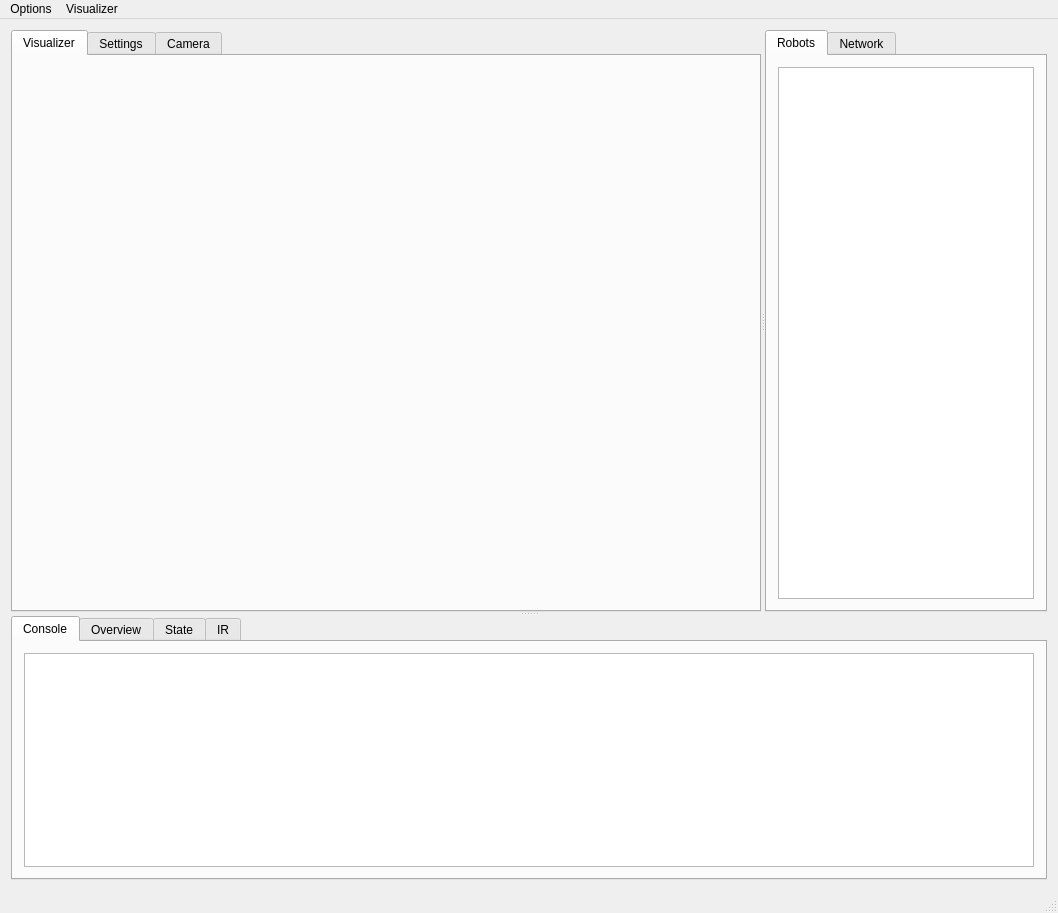
Old version of the form mainwindow.ui in the repository yorkrobotlab/ardebug.
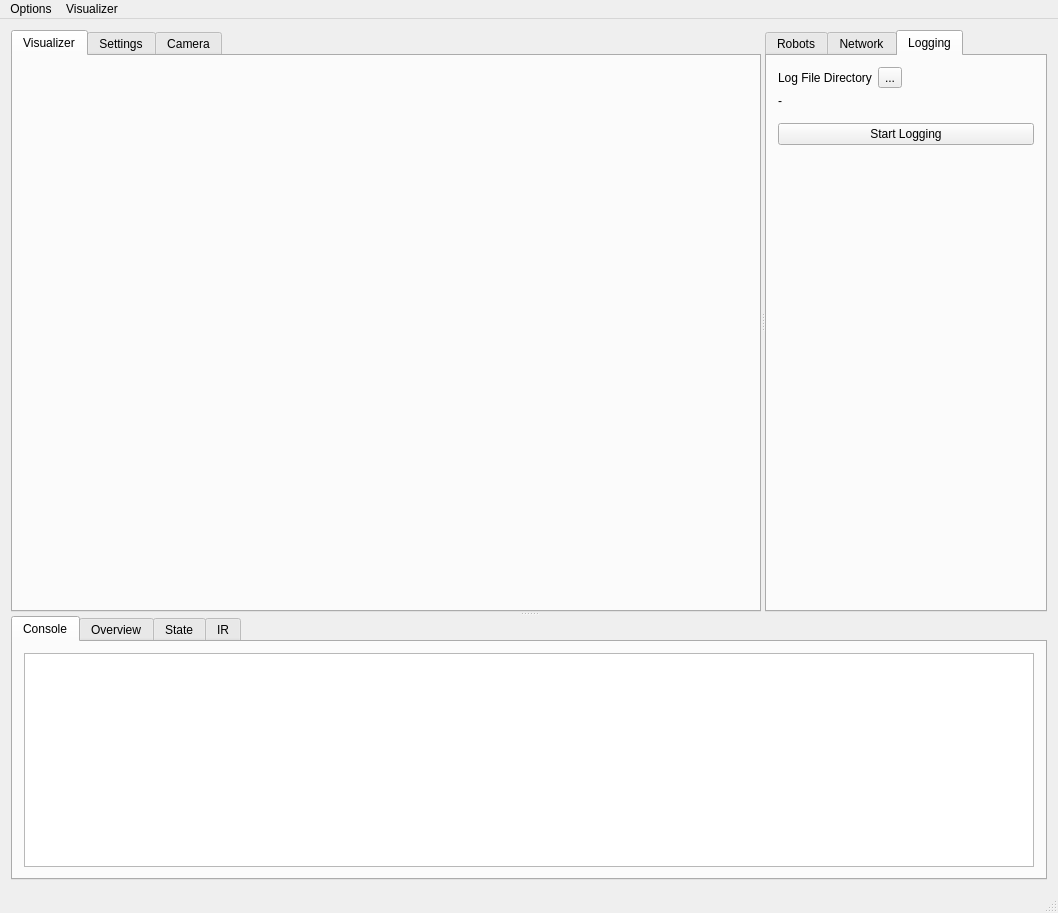
New version of the form. The open tabs and pages were chosen to show the change.

Commit message: Started adding logging #5

```diff
--- a/mainwindow.ui
+++ b/mainwindow.ui
@@ -201,7 +201,7 @@
          </size>
         </property>
         <property name="currentIndex">
-         <number>0</number>
+         <number>2</number>
         </property>
         <widget class="QWidget" name="robotTab">
          <attribute name="title">
@@ -245,6 +245,54 @@
           </item>
          </layout>
         </widget>
+        <widget class="QWidget" name="loggingTab">
+         <attribute name="title">
+          <string>Logging</string>
+         </attribute>
+         <layout class="QFormLayout" name="formLayout_2">
+          <item row="0" column="0">
+           <widget class="QLabel" name="label">
+            <property name="text">
+             <string>Log File Directory</string>
+            </property>
+           </widget>
+          </item>
+          <item row="0" column="1">
+           <widget class="QToolButton" name="logFileButton">
+            <property name="text">
+             <string>...</string>
+            </property>
+           </widget>
+          </item>
+          <item row="1" column="0">
+           <widget class="QLabel" name="loggingFileLabel">
+            <property name="sizePolicy">
+             <sizepolicy hsizetype="Fixed" vsizetype="Preferred">
+              <horstretch>0</horstretch>
+              <verstretch>0</verstretch>
+             </sizepolicy>
+            </property>
+            <property name="text">
+             <string>-</string>
+            </property>
+           </widget>
+          </item>
+          <item row="3" column="0" colspan="2">
+           <widget class="QPushButton" name="loggingButton">
+            <property name="text">
+             <string>Start Logging</string>
+            </property>
+           </widget>
+          </item>
+          <item row="2" column="0">
+           <widget class="Line" name="line">
+            <property name="orientation">
+             <enum>Qt::Horizontal</enum>
+            </property>
+           </widget>
+          </item>
+         </layout>
+        </widget>
        </widget>
       </widget>
       <widget class="QTabWidget" name="detailTabWidget">
```
Left out of the diff: 2 changed lines with no effect on the pictures. The commit also changes 7 other files.
